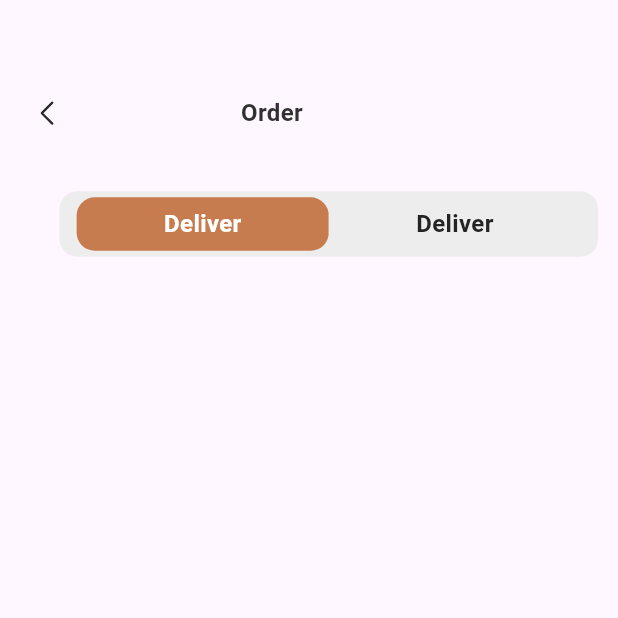
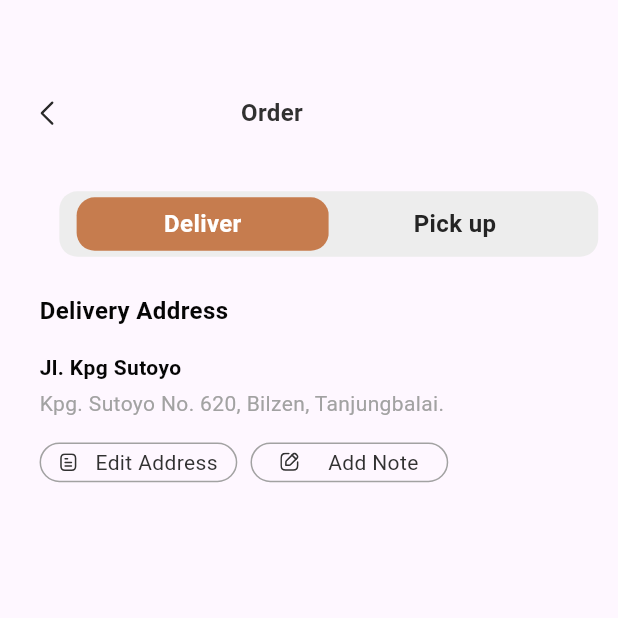
Before and after one commit to mahaabdulla/coffee_app, a Flutter app: the OrderBody screen opened directly, on a phone screen of 412 x 824 dp, the top half of it. Run offline on Flutter 3.47's test engine with Material 3 defaults, Android fonts, the phone set to English and light mode, and no system bars; our stand-ins replace flutter_screenutil, flutter_svg.

Commit message:
add address card info widget

```diff
--- a/lib/core/const/svg_images.dart
+++ b/lib/core/const/svg_images.dart
@@ -9,3 +9,5 @@ const String coffeSvg = '${root}2.svg';
 const String milkIconSvg = '${root}milkIconSvg.svg';
 const String coffeeIconSvg = '${root}coffeeIconSvg.svg';
 const String delevryIconSvg = '${root}delvrtIconSvg.svg';
+const String penIconSvg = '${root}Document.svg';
+const String documentIconSvg = '${root}Edit Square.svg';
--- /dev/null
+++ b/lib/feature/pages/order/widget/custome_info_widget.dart
@@ -0,0 +1,36 @@
+import 'package:coffee_app/core/const/text.dart';
+import 'package:flutter/material.dart';
+import 'package:flutter_screenutil/flutter_screenutil.dart';
+import 'package:flutter_svg/svg.dart';
+
+class CustomeInfoWidget extends StatelessWidget {
+  final String text;
+  final String imagePath;
+  const CustomeInfoWidget({
+    super.key,
+    required this.text,
+    required this.imagePath,
+  });
+
+  @override
+  Widget build(BuildContext context) {
+    return Container(
+      width: 120.w,
+      height: 26.h,
+      decoration: BoxDecoration(
+        borderRadius: BorderRadius.circular(16),
+        border: Border.all(color: Color(0XFFA2A2A2)),
+      ),
+      child: Row(
+        mainAxisAlignment: MainAxisAlignment.spaceEvenly,
+        children: [
+          SvgPicture.asset(imagePath),
+          Text(
+            text,
+            style: TextStyles.headLine12.copyWith(color: Color(0XFF313131)),
+          ),
+        ],
+      ),
+    );
+  }
+}
--- a/lib/feature/pages/order/widget/delivre_container.dart
+++ b/lib/feature/pages/order/widget/delivre_container.dart
@@ -3,8 +3,15 @@ import 'package:coffee_app/core/const/text.dart';
 import 'package:flutter/material.dart';
 import 'package:flutter_screenutil/flutter_screenutil.dart';
 
-class DelivireContainer extends StatelessWidget {
+class DelivireContainer extends StatefulWidget {
   const DelivireContainer({super.key});
+
+  @override
+  State<DelivireContainer> createState() => _DelivireContainerState();
+}
+
+class _DelivireContainerState extends State<DelivireContainer> {
+  int _selectedIndex = 0;
 
   @override
   Widget build(BuildContext context) {
@@ -12,47 +19,41 @@ class DelivireContainer extends StatelessWidget {
       width: 327.w,
       height: 43.h,
       decoration: BoxDecoration(
-        color: Color(0XFFEDEDED),
+        color: const Color(0XFFEDEDED),
         borderRadius: BorderRadius.circular(12),
       ),
       child: Row(
         mainAxisAlignment: MainAxisAlignment.center,
-        children: [
-          Container(
+        children: [_buildOption('Deliver', 0), _buildOption('Pick up', 1)],
+      ),
+    );
+  }
+
+  Widget _buildOption(String text, int index) {
+    final isSelected = _selectedIndex == index;
+    return GestureDetector(
+      onTap: () {
+        setState(() {
+          _selectedIndex = index;
+        });
+      },
+      child: Container(
         width: 153.w,
         height: 35.h,
         decoration: BoxDecoration(
-              color: primary,
+          color: isSelected ? primary : const Color(0XFFEDEDED),
           borderRadius: BorderRadius.circular(12),
         ),
         child: Center(
           child: Text(
-                'Deliver',
+            text,
             style: TextStyles.headLine16.copyWith(
               fontWeight: FontWeight.bold,
+              color: isSelected ? Colors.white : const Color(0XFF242424),
             ),
           ),
         ),
       ),
-          Container(
-            width: 153.w,
-            height: 35.h,
-            decoration: BoxDecoration(
-              color: Color(0XFFEDEDED),
-              borderRadius: BorderRadius.circular(12),
-            ),
-            child: Center(
-              child: Text(
-                'Deliver',
-                style: TextStyles.headLine16.copyWith(
-                  fontWeight: FontWeight.bold,
-                  color: Color(0XFF242424),
-                ),
-              ),
-            ),
-          ),
-        ],
-      ),
     );
   }
 }
--- /dev/null
+++ b/lib/feature/pages/order/widget/delivry_address_widget.dart
@@ -0,0 +1,48 @@
+import 'package:coffee_app/core/const/colors.dart';
+import 'package:coffee_app/core/const/svg_images.dart';
+import 'package:coffee_app/core/const/text.dart';
+import 'package:coffee_app/feature/pages/order/widget/custome_info_widget.dart';
+import 'package:flutter/material.dart';
+import 'package:flutter_screenutil/flutter_screenutil.dart';
+import 'package:flutter_svg/svg.dart';
+
+class DelivryAddressWidget extends StatelessWidget {
+  const DelivryAddressWidget({super.key});
+
+  @override
+  Widget build(BuildContext context) {
+    return Column(
+      crossAxisAlignment: CrossAxisAlignment.start,
+      children: [
+        Text(
+          'Delivery Address',
+          style: TextStyles.headLine16.copyWith(
+            color: darkGreyTextColor,
+            fontWeight: FontWeight.bold,
+          ),
+        ),
+        SizedBox(height: 16.h),
+        Text(
+          'Jl. Kpg Sutoyo',
+          style: TextStyles.headLine14.copyWith(
+            color: darkGreyTextColor,
+            fontWeight: FontWeight.bold,
+          ),
+        ),
+        SizedBox(height: 4.h),
+        Text(
+          'Kpg. Sutoyo No. 620, Bilzen, Tanjungbalai.',
+          style: TextStyles.headLine12.copyWith(color: Color(0XFFA2A2A2)),
+        ),
+        SizedBox(height: 16.h),
+        Row(
+          children: [
+            CustomeInfoWidget(text: 'Edit Address', imagePath: penIconSvg),
+            SizedBox(width: 8.w),
+            CustomeInfoWidget(text: 'Add Note', imagePath: documentIconSvg),
+          ],
+        ),
+      ],
+    );
+  }
+}
--- a/lib/feature/pages/order/widget/order_body.dart
+++ b/lib/feature/pages/order/widget/order_body.dart
@@ -1,6 +1,5 @@
-import 'package:coffee_app/core/const/colors.dart';
-import 'package:coffee_app/core/const/text.dart';
 import 'package:coffee_app/feature/pages/order/widget/delivre_container.dart';
+import 'package:coffee_app/feature/pages/order/widget/delivry_address_widget.dart';
 import 'package:coffee_app/feature/pages/order/widget/navbar_widget.dart';
 import 'package:flutter/material.dart';
 import 'package:flutter_screenutil/flutter_screenutil.dart';
@@ -19,6 +18,8 @@ class OrderBody extends StatelessWidget {
               NavbarWidget(),
               SizedBox(height: 40.h),
               DelivireContainer(),
+              SizedBox(height: 24.h),
+              DelivryAddressWidget(),
             ],
           ),
         ),
```
Also changed, not shown: assets/svg_images/Document.svg (added), assets/svg_images/Edit Square.svg (added). Lines whose indentation alone changed are shown as unchanged.
